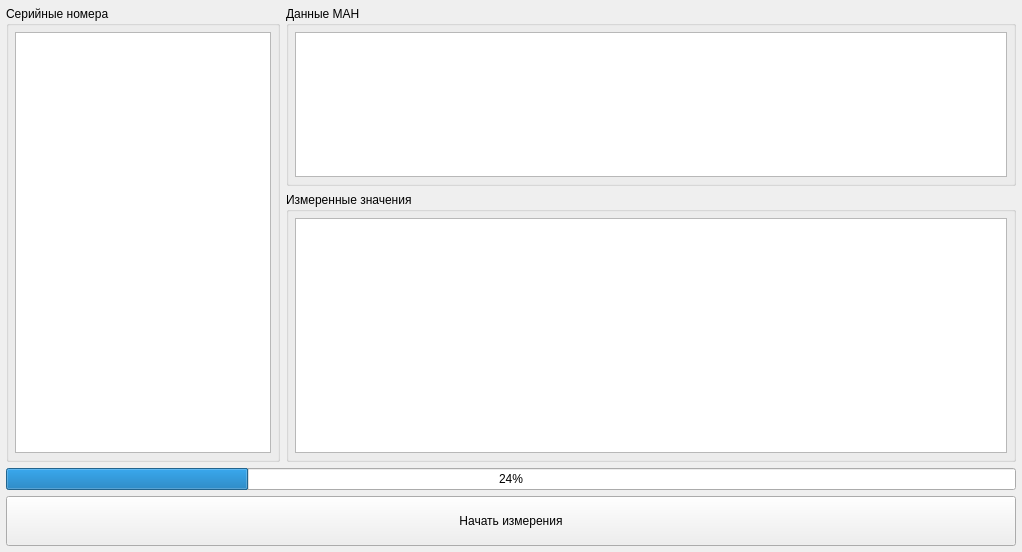
The window that auto/automaticmeasurements.ui (XRay3D/MAN2_GUI) describes before a commit, drawn with Qt 5.
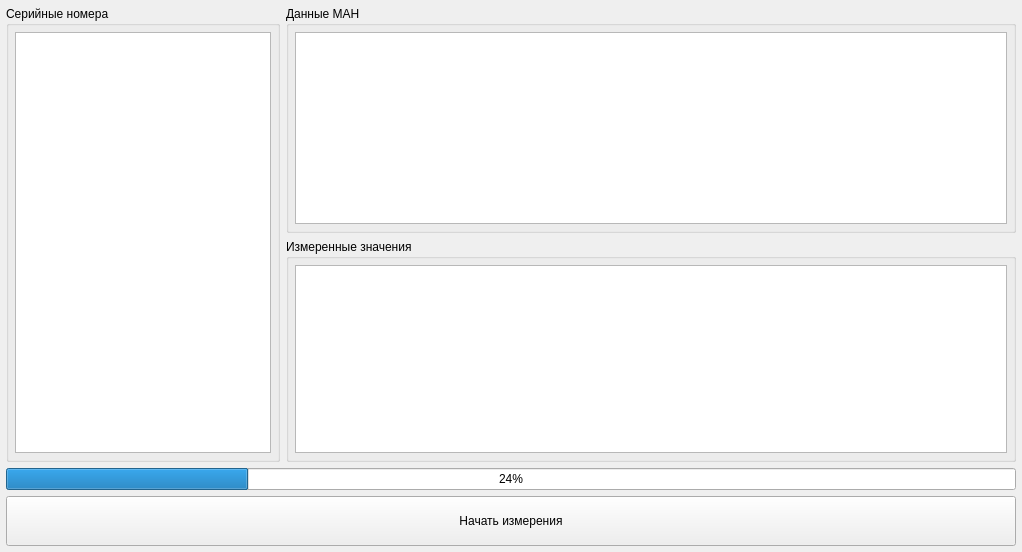
The same window after the commit.

What changed in the file:
```diff
--- a/auto/automaticmeasurements.ui
+++ b/auto/automaticmeasurements.ui
@@ -51,6 +51,12 @@
    </item>
    <item row="0" column="1">
     <widget class="QGroupBox" name="groupBox_3">
+     <property name="sizePolicy">
+      <sizepolicy hsizetype="Preferred" vsizetype="Fixed">
+       <horstretch>0</horstretch>
+       <verstretch>0</verstretch>
+      </sizepolicy>
+     </property>
      <property name="title">
       <string>Данные МАН</string>
      </property>
@@ -68,7 +74,14 @@
        <number>6</number>
       </property>
       <item>
-       <widget class="QTableView" name="tvMeasure"/>
+       <widget class="QTableView" name="tvMeasure">
+        <property name="sizePolicy">
+         <sizepolicy hsizetype="Expanding" vsizetype="Expanding">
+          <horstretch>0</horstretch>
+          <verstretch>0</verstretch>
+         </sizepolicy>
+        </property>
+       </widget>
       </item>
      </layout>
     </widget>
```
